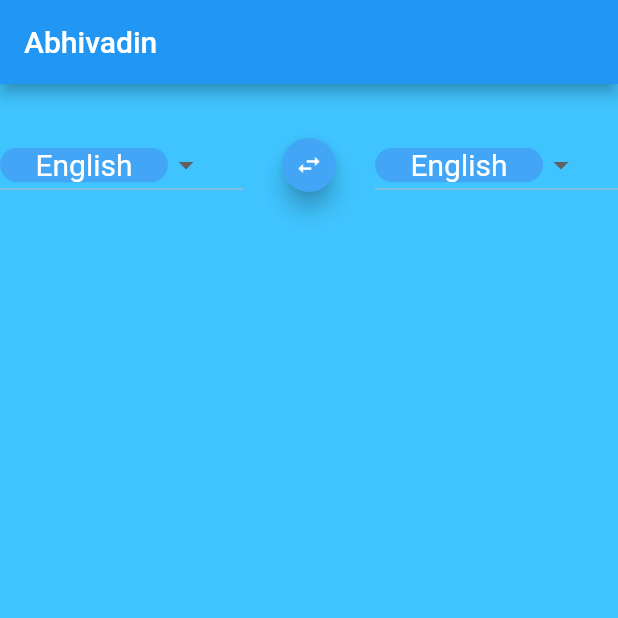
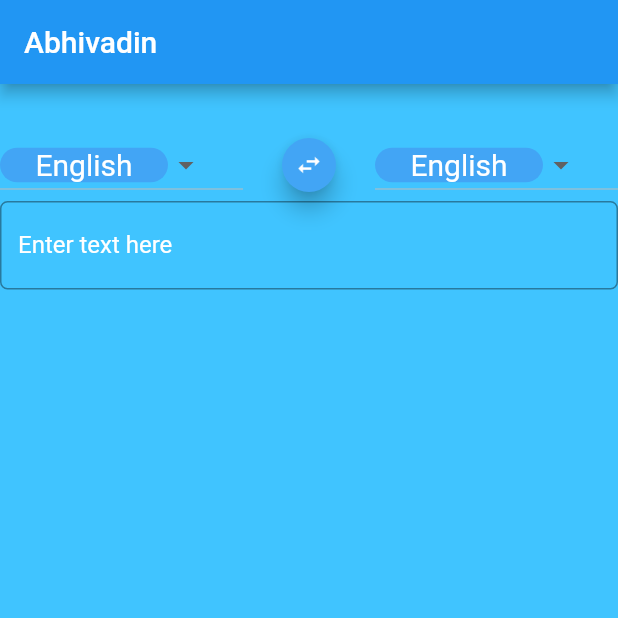
Before and after one commit to rachitplah/TranslationApp, a Flutter app: the screen it shows after launch, on a phone screen of 412 x 824 dp, the top half of it. Run offline on Flutter 3.47's test engine with Material 2 defaults, Android fonts, the phone set to English and light mode, and no system bars.

Commit message:
input button

```diff
--- a/tp1001/lib/mainScreen.dart
+++ b/tp1001/lib/mainScreen.dart
@@ -32,6 +32,17 @@ class mScreen extends StatelessWidget
                         dropDown(),
                ),
               ],
+            ),
+            TextField(
+              style: TextStyle(color: Colors.white,),
+              onChanged: null,
+              decoration: InputDecoration(
+                labelText: 'Enter text here',
+                labelStyle: TextStyle(color: Colors.white),
+                border: OutlineInputBorder(
+                  borderRadius: BorderRadius.circular(5.0)
+                )
+              ),
             ),
               ],
             ),
```
